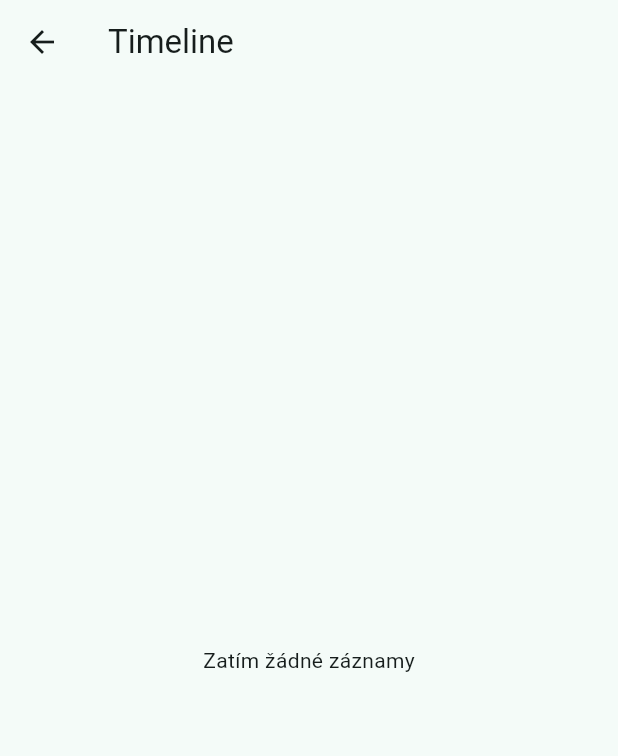
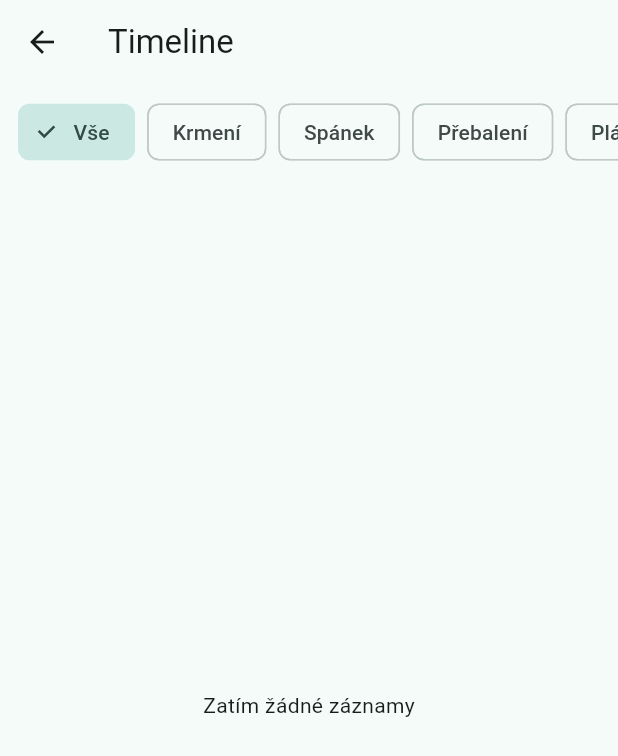
Before and after one commit to decrid/bebia, a Flutter app: the TimelineScreen screen opened directly, on a phone screen of 412 x 824 dp. Shown: the top 756 px of the screen. Run offline on Flutter 3.47's test engine with Material 3 defaults, Android fonts, the phone set to English and light mode, and no system bars; our stand-ins replace isar_community; accounts and stored records are empty; generated files the repository leaves out were written again.

Commit message:
feat: add timeline filtering by event type

```diff
--- a/lib/features/timeline/timeline_screen.dart
+++ b/lib/features/timeline/timeline_screen.dart
@@ -48,7 +48,11 @@ class _TimelineScreenState extends State<TimelineScreen> {
     );
 
     if (!mounted) return;
-    await AppServices.timelineController.load();
+    await AppServices.timelineController.reloadCurrent();
+  }
+
+  Future<void> _applyFilter(EventType? type) async {
+    await AppServices.timelineController.load(type);
   }
 
   String _formatTime(DateTime time) {
@@ -96,13 +100,62 @@ class _TimelineScreenState extends State<TimelineScreen> {
     return entries;
   }
 
+  Widget _buildFilterChips(EventType? selectedType) {
+    return SingleChildScrollView(
+      scrollDirection: Axis.horizontal,
+      padding: const EdgeInsets.fromLTRB(12, 8, 12, 4),
+      child: Row(
+        children: [
+          _FilterChipButton(
+            label: 'Vše',
+            selected: selectedType == null,
+            onTap: () => _applyFilter(null),
+          ),
+          const SizedBox(width: 8),
+          _FilterChipButton(
+            label: 'Krmení',
+            selected: selectedType == EventType.feeding,
+            onTap: () => _applyFilter(EventType.feeding),
+          ),
+          const SizedBox(width: 8),
+          _FilterChipButton(
+            label: 'Spánek',
+            selected: selectedType == EventType.sleep,
+            onTap: () => _applyFilter(EventType.sleep),
+          ),
+          const SizedBox(width: 8),
+          _FilterChipButton(
+            label: 'Přebalení',
+            selected: selectedType == EventType.diaper,
+            onTap: () => _applyFilter(EventType.diaper),
+          ),
+          const SizedBox(width: 8),
+          _FilterChipButton(
+            label: 'Pláč',
+            selected: selectedType == EventType.crying,
+            onTap: () => _applyFilter(EventType.crying),
+          ),
+        ],
+      ),
+    );
+  }
+
   @override
   Widget build(BuildContext context) {
     return Scaffold(
       appBar: AppBar(
         title: const Text('Timeline'),
       ),
-      body: ValueListenableBuilder<bool>(
+      body: Column(
+        children: [
+          ValueListenableBuilder<EventType?>(
+            valueListenable: AppServices.timelineController.selectedFilter,
+            builder: (context, selectedType, child) {
+              return _buildFilterChips(selectedType);
+            },
+          ),
+          Expanded(
+            child: ValueListenableBuilder<bool>(
               valueListenable: AppServices.timelineController.isLoading,
               builder: (context, isLoading, child) {
                 if (isLoading) {
@@ -138,7 +191,12 @@ class _TimelineScreenState extends State<TimelineScreen> {
 
                             if (entry is _TimelineHeaderEntry) {
                               return Padding(
-                          padding: const EdgeInsets.fromLTRB(16, 16, 16, 8),
+                                padding: const EdgeInsets.fromLTRB(
+                                  16,
+                                  16,
+                                  16,
+                                  8,
+                                ),
                                 child: Text(
                                   entry.title,
                                   style: const TextStyle(
@@ -163,22 +221,31 @@ class _TimelineScreenState extends State<TimelineScreen> {
                               background: Container(
                                 color: Colors.red,
                                 alignment: Alignment.centerRight,
-                          padding: const EdgeInsets.symmetric(horizontal: 16),
-                          child: const Icon(Icons.delete, color: Colors.white),
+                                padding: const EdgeInsets.symmetric(
+                                  horizontal: 16,
+                                ),
+                                child: const Icon(
+                                  Icons.delete,
+                                  color: Colors.white,
+                                ),
                               ),
                               confirmDismiss: (direction) async {
                                 return await showDialog<bool>(
                                   context: context,
                                   builder: (context) => AlertDialog(
                                     title: const Text('Smazat záznam?'),
-                              content: const Text('Tuto akci nelze vrátit.'),
+                                    content: const Text(
+                                      'Tuto akci nelze vrátit.',
+                                    ),
                                     actions: [
                                       TextButton(
-                                  onPressed: () => Navigator.pop(context, false),
+                                        onPressed: () =>
+                                            Navigator.pop(context, false),
                                         child: const Text('Zrušit'),
                                       ),
                                       TextButton(
-                                  onPressed: () => Navigator.pop(context, true),
+                                        onPressed: () =>
+                                            Navigator.pop(context, true),
                                         child: const Text('Smazat'),
                                       ),
                                     ],
@@ -205,6 +272,9 @@ class _TimelineScreenState extends State<TimelineScreen> {
                 );
               },
             ),
+          ),
+        ],
+      ),
     );
   }
 }
@@ -222,3 +292,24 @@ class _TimelineItemEntry extends _TimelineListEntry {
 
   final TimelineItem item;
 }
+
+class _FilterChipButton extends StatelessWidget {
+  const _FilterChipButton({
+    required this.label,
+    required this.selected,
+    required this.onTap,
+  });
+
+  final String label;
+  final bool selected;
+  final VoidCallback onTap;
+
+  @override
+  Widget build(BuildContext context) {
+    return FilterChip(
+      label: Text(label),
+      selected: selected,
+      onSelected: (_) => onTap(),
+    );
+  }
+}
```
Also changed, not shown: lib/data/repositories/timeline_repository.dart (+9 -0 lines), lib/features/timeline/timeline_controller.dart (+17 -5 lines). Lines whose indentation alone changed are shown as unchanged.
